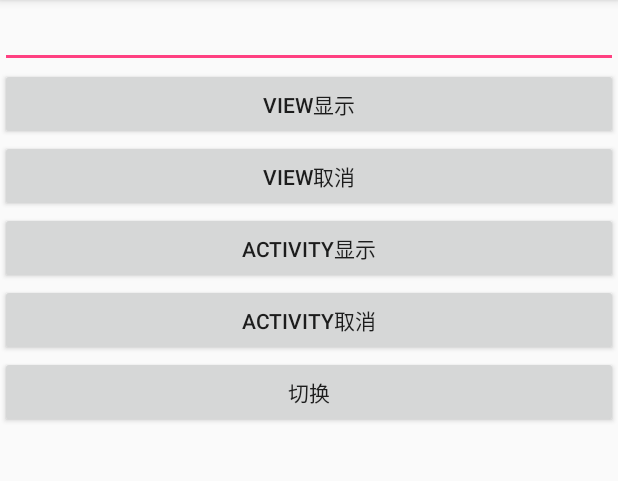
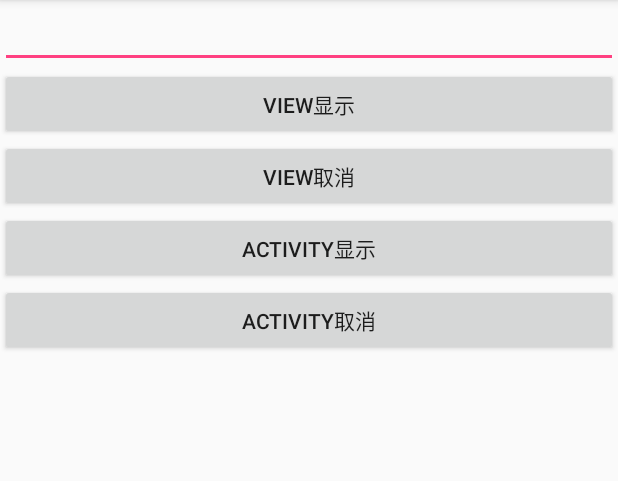
Before and after one commit to q1113225201/LibPlatform, an Android app: the KeyboardActivity screen opened directly, with no data from a screen before it, after a tap on "ACTIVITY取消", on a phone screen of 412 x 824 dp, the part 84-565 px from its top. Run offline under Robolectric (Android 15) with nearby library versions, the phone set to English and light mode, and no system bars.

Commit message:
软键盘显示隐藏

```diff
--- a/app/src/main/java/com/sjl/libplatform/util/KeyboardActivity.java
+++ b/app/src/main/java/com/sjl/libplatform/util/KeyboardActivity.java
@@ -22,7 +22,6 @@ public class KeyboardActivity extends PlatformActivity implements View.OnClickLi
         findViewById(R.id.btn_view_hide).setOnClickListener(this);
         findViewById(R.id.btn_activity_show).setOnClickListener(this);
         findViewById(R.id.btn_activity_hide).setOnClickListener(this);
-        findViewById(R.id.btn_toggle).setOnClickListener(this);
     }
 
     @Override
@@ -45,9 +44,6 @@ public class KeyboardActivity extends PlatformActivity implements View.OnClickLi
             case R.id.btn_activity_hide:
                 KeyboardUtil.hideKeyboard(this);
                 break;
-            case R.id.btn_toggle:
-                KeyboardUtil.toggleKeyboard(this);
-                break;
         }
     }
 
--- a/app/src/main/res/layout/activity_keyboard.xml
+++ b/app/src/main/res/layout/activity_keyboard.xml
@@ -35,10 +35,4 @@
         android:layout_height="wrap_content"
         android:text="Activity取消" />
 
-    <Button
-        android:id="@+id/btn_toggle"
-        android:layout_width="match_parent"
-        android:layout_height="wrap_content"
-        android:text="切换" />
-
 </LinearLayout>
```
Also changed, not shown: libplatform/src/main/java/com/sjl/libplatform/util/KeyboardUtil.java (+0 -9 lines).
